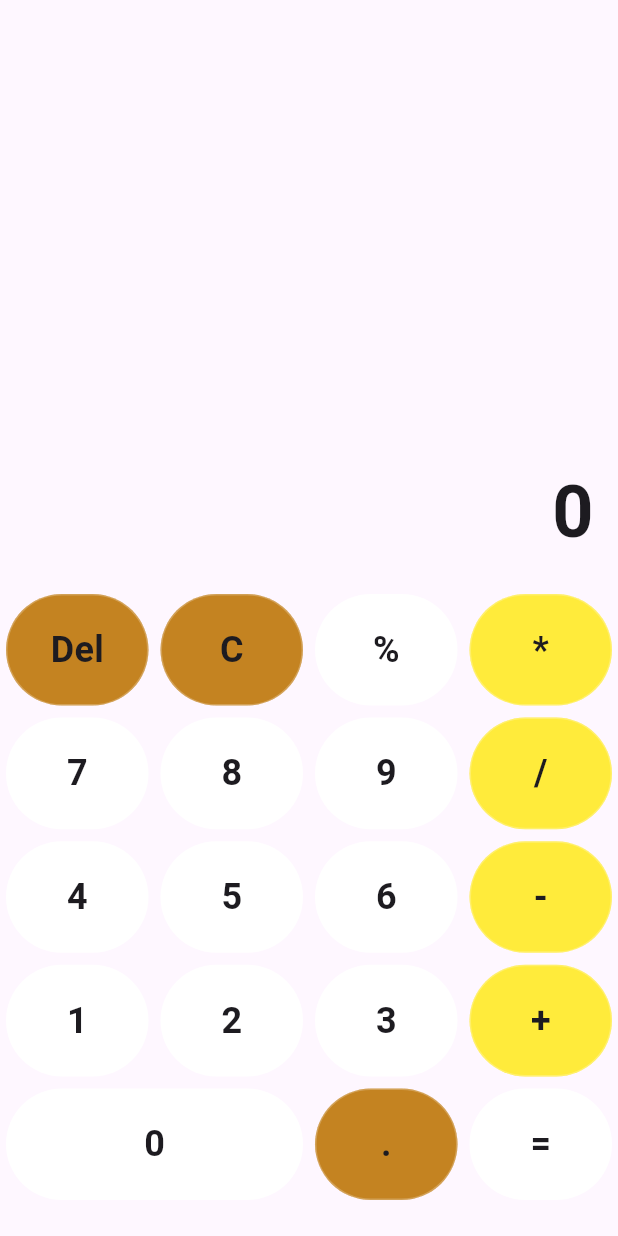
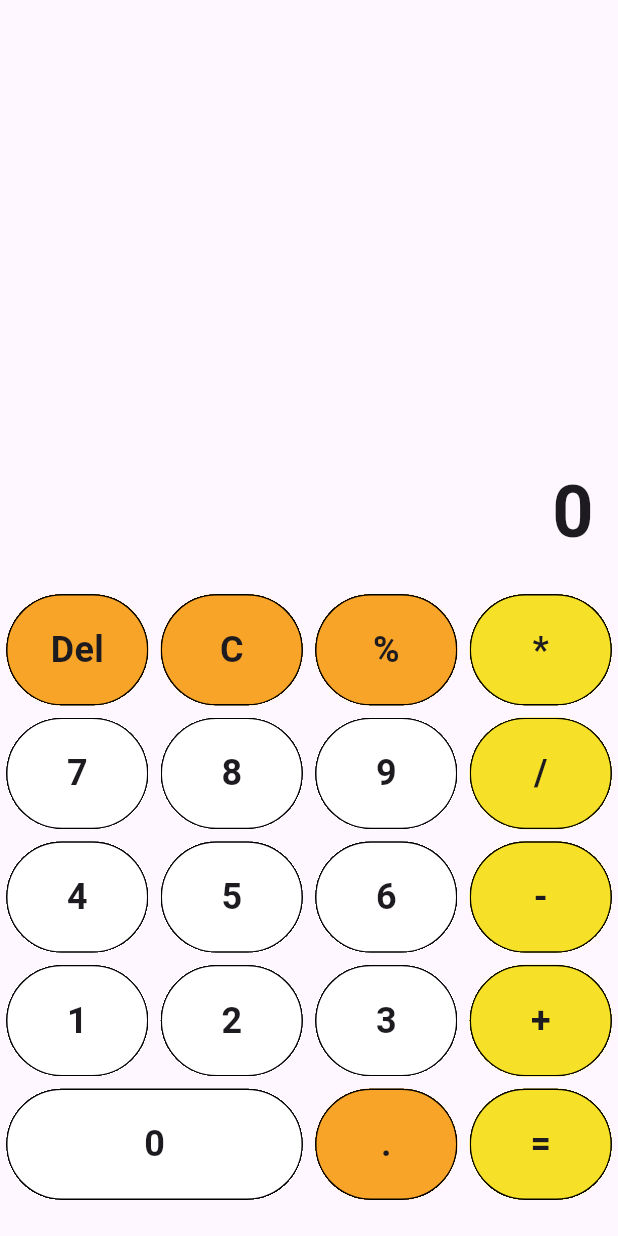
Before and after one commit to foundsunidhi/calculator_app, a Flutter app: the screen it shows after launch, on a phone screen of 412 x 824 dp. Run offline on Flutter 3.47's test engine with Material 3 defaults, Android fonts, the phone set to English and light mode, and no system bars.

Commit message:
changed theme

```diff
--- a/lib/widgets/calculator_button.dart
+++ b/lib/widgets/calculator_button.dart
@@ -20,7 +20,7 @@ class CalculatorButton extends StatelessWidget {
         color: backgroundColor,
         clipBehavior: Clip.hardEdge,
         shape: OutlineInputBorder(
-          borderSide: const BorderSide(color: Colors.white24),
+          borderSide: const BorderSide(color: Colors.black),
           borderRadius: BorderRadius.circular(100),
         ),
         child: InkWell(
--- a/lib/widgets/calculator_keypad.dart
+++ b/lib/widgets/calculator_keypad.dart
@@ -20,25 +20,30 @@ class CalculatorKeypad extends StatelessWidget {
           Color backgroundColor;
           switch (value) {
             case Btn.del:
-              backgroundColor = const Color.fromARGB(255, 196, 131, 33);
+              backgroundColor = const Color.fromARGB(255, 247, 164, 40);
               break;
             case Btn.clr:
-              backgroundColor = const Color.fromARGB(255, 196, 131, 33);
+              backgroundColor = const Color.fromARGB(255, 247, 164, 40);
               break;
+            case Btn.per:
+              backgroundColor = const Color.fromARGB(255, 247, 164, 40);
+              break;
+            case Btn.calculate:
+              backgroundColor = const Color.fromARGB(255, 246, 225, 40);
             case Btn.add:
-              backgroundColor = Colors.yellow;
+              backgroundColor = const Color.fromARGB(255, 246, 225, 40);
               break;
             case Btn.subtract:
-              backgroundColor = Colors.yellow;
+              backgroundColor = const Color.fromARGB(255, 246, 225, 40);
               break;
             case Btn.multiply:
-              backgroundColor = Colors.yellow;
+              backgroundColor = const Color.fromARGB(255, 246, 225, 40);
               break;
             case Btn.divide:
-              backgroundColor = Colors.yellow;
+              backgroundColor = const Color.fromARGB(255, 246, 225, 40);
               break;
             case Btn.dot:
-              backgroundColor = const Color.fromARGB(255, 196, 131, 33);
+              backgroundColor = const Color.fromARGB(255, 247, 164, 40);
             default:
               backgroundColor = Colors.white;
           }
```
Also changed, not shown: lib/app.dart (line endings or trailing spaces).
